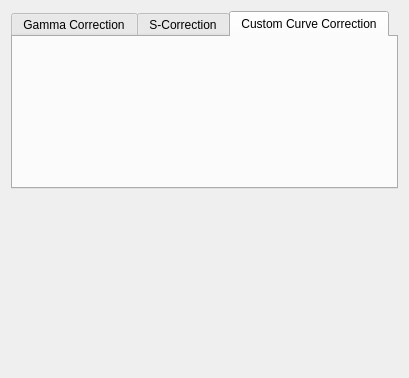
Before: the Qt Designer form curvecorrection.ui in Snuux/ImageProcessingApp, drawn with Qt 5.
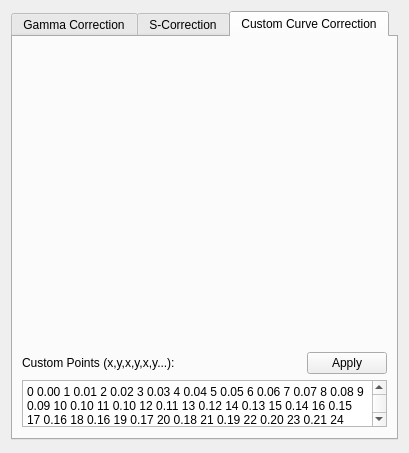
After: the same form once the commit is applied. The open tabs and pages were chosen to show the change. Custom widgets are drawn as their Qt base class.

The edit to the form file:
```diff
--- a/curvecorrection.ui
+++ b/curvecorrection.ui
@@ -7,7 +7,7 @@
     <x>0</x>
     <y>0</y>
     <width>409</width>
-    <height>378</height>
+    <height>453</height>
    </rect>
   </property>
   <property name="windowTitle">
@@ -212,7 +212,73 @@
       </attribute>
       <layout class="QVBoxLayout" name="verticalLayout_6">
        <item>
-        <widget class="QCustomPlot" name="custom_plot" native="true"/>
+        <widget class="QCustomPlot" name="custom_plot" native="true">
+         <property name="sizePolicy">
+          <sizepolicy hsizetype="Preferred" vsizetype="Maximum">
+           <horstretch>0</horstretch>
+           <verstretch>0</verstretch>
+          </sizepolicy>
+         </property>
+         <property name="minimumSize">
+          <size>
+           <width>0</width>
+           <height>300</height>
+          </size>
+         </property>
+        </widget>
+       </item>
+       <item>
+        <layout class="QHBoxLayout" name="horizontalLayout_8">
+         <property name="topMargin">
+          <number>0</number>
+         </property>
+         <item>
+          <widget class="QLabel" name="label_6">
+           <property name="text">
+            <string>Custom Points (x,y,x,y,x,y...):</string>
+           </property>
+          </widget>
+         </item>
+         <item>
+          <spacer name="horizontalSpacer">
+           <property name="orientation">
+            <enum>Qt::Horizontal</enum>
+           </property>
+           <property name="sizeHint" stdset="0">
+            <size>
+             <width>40</width>
+             <height>20</height>
+            </size>
+           </property>
+          </spacer>
+         </item>
+         <item>
+          <widget class="QPushButton" name="pushButton_3">
+           <property name="text">
+            <string>Apply</string>
+           </property>
+          </widget>
+         </item>
+        </layout>
+       </item>
+       <item>
+        <widget class="QPlainTextEdit" name="plainTextEdit">
+         <property name="sizePolicy">
+          <sizepolicy hsizetype="Expanding" vsizetype="MinimumExpanding">
+           <horstretch>0</horstretch>
+           <verstretch>0</verstretch>
+          </sizepolicy>
+         </property>
+         <property name="maximumSize">
+          <size>
+           <width>16777215</width>
+           <height>47</height>
+          </size>
+         </property>
+         <property name="plainText">
+          <string>0 0.00 1 0.01 2 0.02 3 0.03 4 0.04 5 0.05 6 0.06 7 0.07 8 0.08 9 0.09 10 0.10 11 0.10 12 0.11 13 0.12 14 0.13 15 0.14 16 0.15 17 0.16 18 0.16 19 0.17 20 0.18 21 0.19 22 0.20 23 0.21 24 0.21 25 0.22 26 0.23 27 0.24 28 0.24 29 0.25 30 0.26 31 0.27 32 0.27 33 0.28 34 0.29 35 0.30 36 0.30 37 0.31 38 0.32 39 0.32 40 0.33 41 0.34 42 0.34 43 0.35 44 0.36 45 0.36 46 0.37 47 0.37 48 0.38 49 0.39 50 0.39 51 0.40 52 0.41 53 0.41 54 0.42 55 0.42 56 0.43 57 0.43 58 0.44 59 0.45 60 0.45 61 0.46 62 0.46 63 0.47 64 0.47 65 0.48 66 0.48 67 0.49 68 0.49 69 0.50 70 0.50 71 0.51 72 0.51 73 0.52 74 0.52 75 0.53 76 0.53 77 0.54 78 0.54 79 0.55 80 0.55 81 0.56 82 0.56 83 0.56 84 0.57 85 0.57 86 0.58 87 0.58 88 0.59 89 0.59 90 0.59 91 0.60 92 0.60 93 0.61 94 0.61 95 0.61 96 0.62 97 0.62 98 0.62 99 0.63 100 0.63 101 0.64 102 0.64 103 0.64 104 0.65 105 0.65 106 0.65 107 0.66 108 0.66 109 0.66 110 0.67 111 0.67 112 0.67 113 0.68 114 0.68 115 0.68 116 0.69 117 0.69 118 0.69 119 0.70 120 0.70 121 0.70 122 0.70 123 0.71 124 0.71 125 0.71 126 0.72 127 0.72 128 0.72 129 0.72 130 0.73 131 0.73 132 0.73 133 0.74 134 0.74 135 0.74 136 0.74 137 0.75 138 0.75 139 0.75 140 0.75 141 0.76 142 0.76 143 0.76 144 0.76 145 0.77 146 0.77 147 0.77 148 0.77 149 0.77 150 0.78 151 0.78 152 0.78 153 0.78 154 0.79 155 0.79 156 0.79 157 0.79 158 0.79 159 0.80 160 0.80 161 0.80 162 0.80 163 0.80 164 0.81 165 0.81 166 0.81 167 0.81 168 0.81 169 0.82 170 0.82 171 0.82 172 0.82 173 0.82 174 0.82 175 0.83 176 0.83 177 0.83 178 0.83 179 0.83 180 0.83 181 0.84 182 0.84 183 0.84 184 0.84 185 0.84 186 0.84 187 0.85 188 0.85 189 0.85 190 0.85 191 0.85 192 0.85 193 0.85 194 0.86 195 0.86 196 0.86 197 0.86 198 0.86 199 0.86 200 0.86 201 0.87 202 0.87 203 0.87 204 0.87 205 0.87 206 0.87 207 0.87 208 0.88 209 0.88 210 0.88 211 0.88 212 0.88 213 0.88 214 0.88 215 0.88 216 0.88 217 0.89 218 0.89 219 0.89 220 0.89 221 0.89 222 0.89 223 0.89 224 0.89 225 0.89 226 0.90 227 0.90 228 0.90 229 0.90 230 0.90 231 0.90 232 0.90 233 0.90 234 0.90 235 0.90 236 0.91 237 0.91 238 0.91 239 0.91 240 0.91 241 0.91 242 0.91 243 0.91 244 0.91 245 0.91 246 0.91 247 0.92 248 0.92 249 0.92 250 0.92 251 0.92 252 0.92 253 0.92 254 0.92 255 0.92 </string>
+         </property>
+        </widget>
        </item>
       </layout>
      </widget>
```
Left out of the diff: 10 changed lines with no effect on the pictures.
